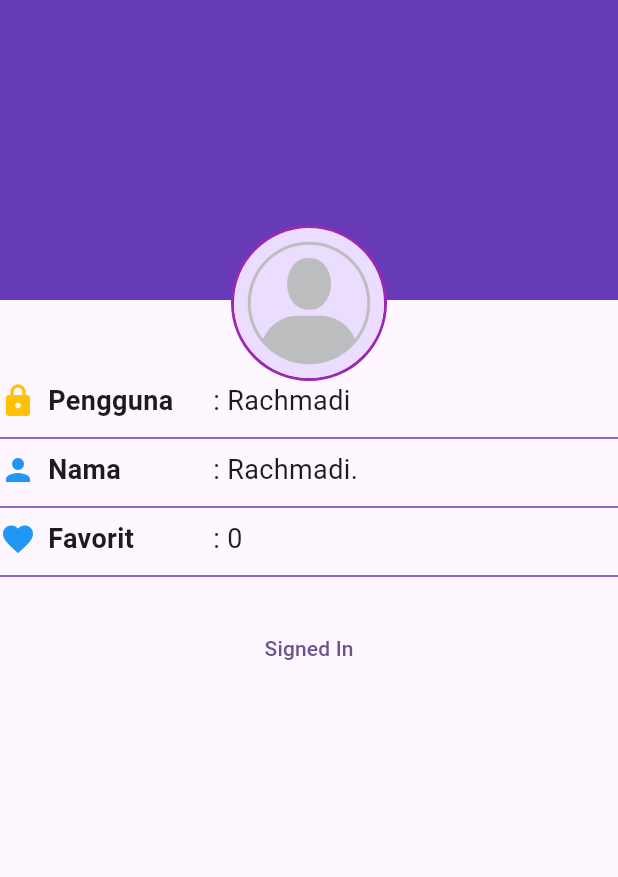
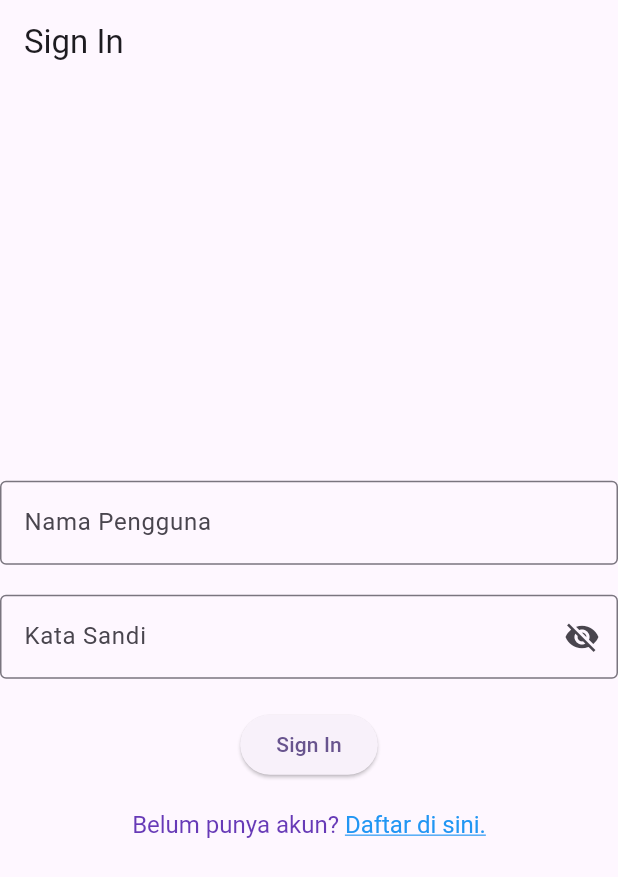
Before and after one commit to michael2428240165/flutter_wisata_candi_2627_51_michael, a Flutter app: the screen it shows after launch, on a phone screen of 412 x 824 dp. Shown: the top 877 px of the screen. Run offline on Flutter 3.47's test engine with Material 3 defaults, Android fonts, the phone set to English and light mode, and no system bars.

Commit message:
P19 Widget SignIn

```diff
--- a/lib/main.dart
+++ b/lib/main.dart
@@ -2,6 +2,7 @@ import 'package:flutter/material.dart';
 import 'package:flutter_wisata_candi_2627_51/data/candi_data.dart';
 import 'package:flutter_wisata_candi_2627_51/screens/detail_screen.dart';
 import 'package:flutter_wisata_candi_2627_51/screens/profile_screen.dart';
+import 'package:flutter_wisata_candi_2627_51/screens/sign_in_screen.dart';
 
 void main() {
   runApp(const MyApp());
@@ -18,7 +19,7 @@ class MyApp extends StatelessWidget {
       theme: ThemeData(
         colorScheme: ColorScheme.fromSeed(seedColor: Colors.deepPurple),
       ),
-      home: ProfileScreen(),
+      home: SignInScreen(),
     );
   }
 }
--- a/lib/screens/profile_screen.dart
+++ b/lib/screens/profile_screen.dart
@@ -13,6 +13,18 @@ class _ProfileScreenState extends State<ProfileScreen> {
   String fullName="Rachmadi.";
   String userName="Rachmadi";
   int favoriteCandiCount=0;
+
+  void signIn(){
+    setState(() {
+      isSignedIn=true;
+    });
+  }
+
+  void signOut(){
+    setState(() {
+      isSignedIn=false;
+    });
+  }
 
   @override
   Widget build(BuildContext context) {
@@ -103,8 +115,8 @@ class _ProfileScreenState extends State<ProfileScreen> {
               Divider(color: Colors.deepPurple,),
               SizedBox(height: 16,),
               isSignedIn
-              ? TextButton(onPressed: () {}, child: const Text('Signed Out'))
-              : TextButton(onPressed: () {}, child: const Text('Signed In'))
+              ? TextButton(onPressed: () { signOut();}, child: const Text('Signed Out'))
+              : TextButton(onPressed: () { signIn();}, child: const Text('Signed In'))
               //Todo 4 Profile Action
             ],
           ),
@@ -112,4 +124,6 @@ class _ProfileScreenState extends State<ProfileScreen> {
       ),
     );
   }
+
+
 }
--- /dev/null
+++ b/lib/screens/sign_in_screen.dart
@@ -0,0 +1,85 @@
+import 'package:flutter/gestures.dart';
+import 'package:flutter/material.dart';
+
+class SignInScreen extends StatefulWidget {
+
+  const SignInScreen({super.key});
+
+  @override
+  State<SignInScreen> createState() => _SignInScreenState();
+}
+
+class _SignInScreenState extends State<SignInScreen> {
+  final TextEditingController _usernameController = TextEditingController();
+  final TextEditingController _passwordController = TextEditingController();
+
+  String _errorText="";
+  bool _isSignedIn=false;
+  bool _obscurePassword=true;
+
+  @override
+  Widget build(BuildContext context) {
+    return Scaffold(
+      appBar: AppBar(title: Text('Sign In'),) ,
+      body: Center(
+        child: Form(
+          child: Column(
+            mainAxisAlignment: MainAxisAlignment.center,
+            crossAxisAlignment: CrossAxisAlignment.center,
+            children: [
+              //todo 5 Pengguna
+              TextFormField(
+                controller: _usernameController,
+                decoration: InputDecoration(
+                  labelText: 'Nama Pengguna',
+                  border: OutlineInputBorder(),
+                ),
+              ),
+              const SizedBox(height: 20,),
+              //todo 6 sandi
+              TextFormField(
+                controller: _passwordController,
+                decoration: InputDecoration(
+                  labelText: "Kata Sandi",
+                  border: OutlineInputBorder(),
+                  errorText: _errorText.isNotEmpty ? _errorText: null,
+                  suffixIcon: IconButton(
+                    onPressed: () {
+                      setState(() {
+                          _obscurePassword= !_obscurePassword;
+                      });
+                    },
+                    icon: Icon(_obscurePassword ? Icons.visibility_off : Icons.visibility))
+                ),
+                obscureText: _obscurePassword,
+
+              ),
+              //todo 7 Sign In
+              const SizedBox(height: 20,),
+              ElevatedButton(
+              onPressed: () { } ,
+               child: const Text('Sign In')),
+              //todo 8 Sign up
+              const SizedBox(height: 20,),
+              RichText(
+                  text: TextSpan(
+                    text: 'Belum punya akun? ',
+                    style: const TextStyle(fontSize: 16, color: Colors.deepPurple),
+                    children: [
+                      TextSpan(
+                        text: 'Daftar di sini.',
+                        style: const TextStyle(
+                            color: Colors.blue,
+                            decoration: TextDecoration.underline),
+                        recognizer: TapGestureRecognizer()..onTap = () {},
+                      ),
+                    ],
+                  ),
+                ),
+            ],
+          ),
+        ),
+      ),
+    );
+  }
+}
```
